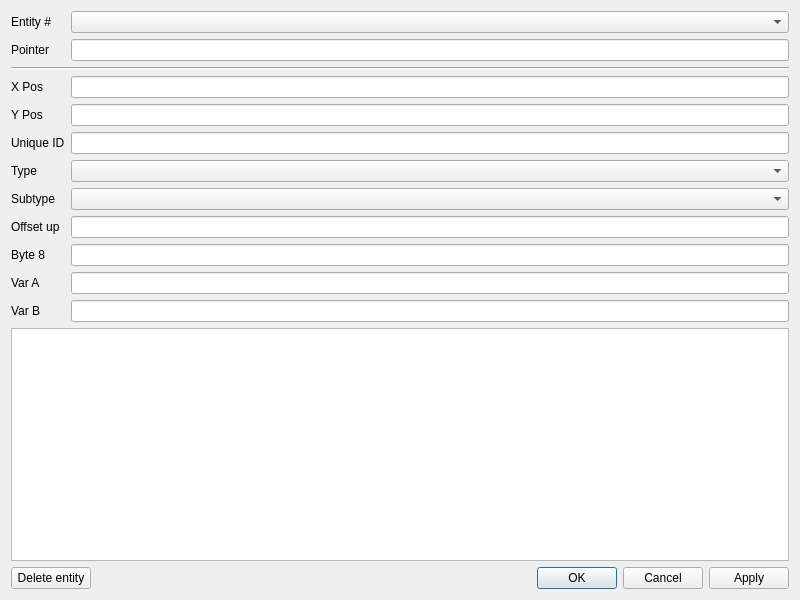
Above: dsvedit/entity_editor.ui from LagoLunatic/DSVEdit before the change. Below: the same form after it.
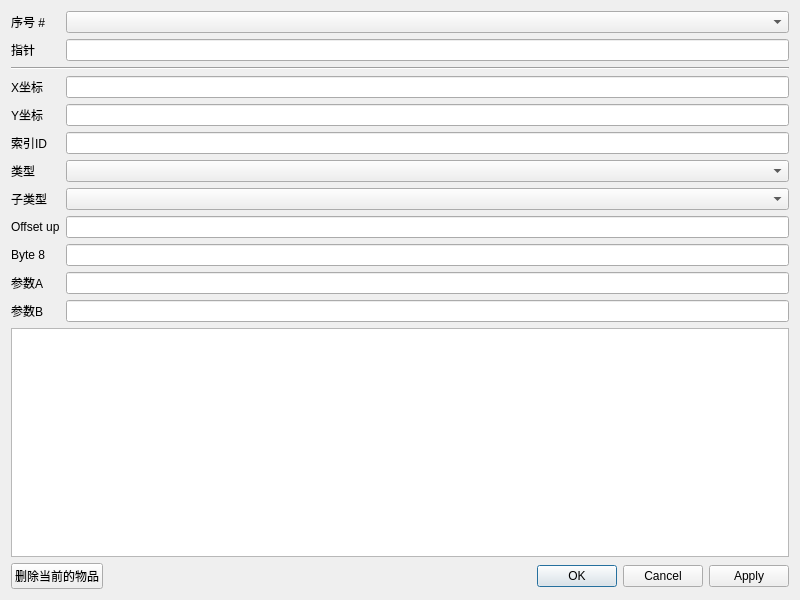
That is the form after the change.

What changed in the file:
```diff
--- a/dsvedit/entity_editor.ui
+++ b/dsvedit/entity_editor.ui
@@ -25,14 +25,14 @@
      <item row="0" column="0">
       <widget class="QLabel" name="label_10">
        <property name="text">
-        <string>Entity #</string>
+        <string>序号 #</string>
        </property>
       </widget>
      </item>
      <item row="1" column="0">
       <widget class="QLabel" name="label_9">
        <property name="text">
-        <string>Pointer</string>
+        <string>指针</string>
        </property>
       </widget>
      </item>
@@ -46,28 +46,28 @@
      <item row="5" column="0">
       <widget class="QLabel" name="label">
        <property name="text">
-        <string>Unique ID</string>
+        <string>索引ID</string>
        </property>
       </widget>
      </item>
      <item row="6" column="0">
       <widget class="QLabel" name="label_2">
        <property name="text">
-        <string>Type</string>
+        <string>类型</string>
        </property>
       </widget>
      </item>
      <item row="4" column="0">
       <widget class="QLabel" name="label_8">
        <property name="text">
-        <string>Y Pos</string>
+        <string>Y坐标</string>
        </property>
       </widget>
      </item>
      <item row="3" column="0">
       <widget class="QLabel" name="label_7">
        <property name="text">
-        <string>X Pos</string>
+        <string>X坐标</string>
        </property>
       </widget>
      </item>
@@ -81,21 +81,21 @@
      <item row="10" column="0">
       <widget class="QLabel" name="label_5">
        <property name="text">
-        <string>Var A</string>
+        <string>参数A</string>
        </property>
       </widget>
      </item>
      <item row="11" column="0">
       <widget class="QLabel" name="label_6">
        <property name="text">
-        <string>Var B</string>
+        <string>参数B</string>
        </property>
       </widget>
      </item>
      <item row="7" column="0">
       <widget class="QLabel" name="label_3">
        <property name="text">
-        <string>Subtype</string>
+        <string>子类型</string>
        </property>
       </widget>
      </item>
@@ -143,7 +143,7 @@
      <item>
       <widget class="QPushButton" name="delete_entity_button">
        <property name="text">
-        <string>Delete entity</string>
+        <string>删除当前的物品</string>
        </property>
       </widget>
      </item>
```
Left out of the diff: 2 changed lines with no effect on the pictures.
